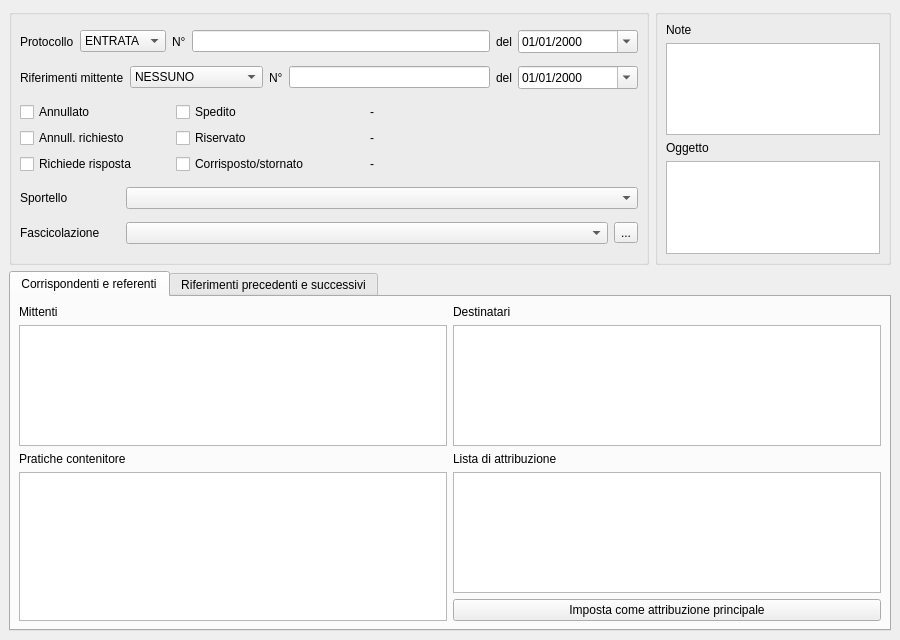
The window that src/com/axiastudio/suite/protocollo/forms/protocollo.ui (tizianolattisi/suitegda) describes before a commit, drawn with Qt 5.
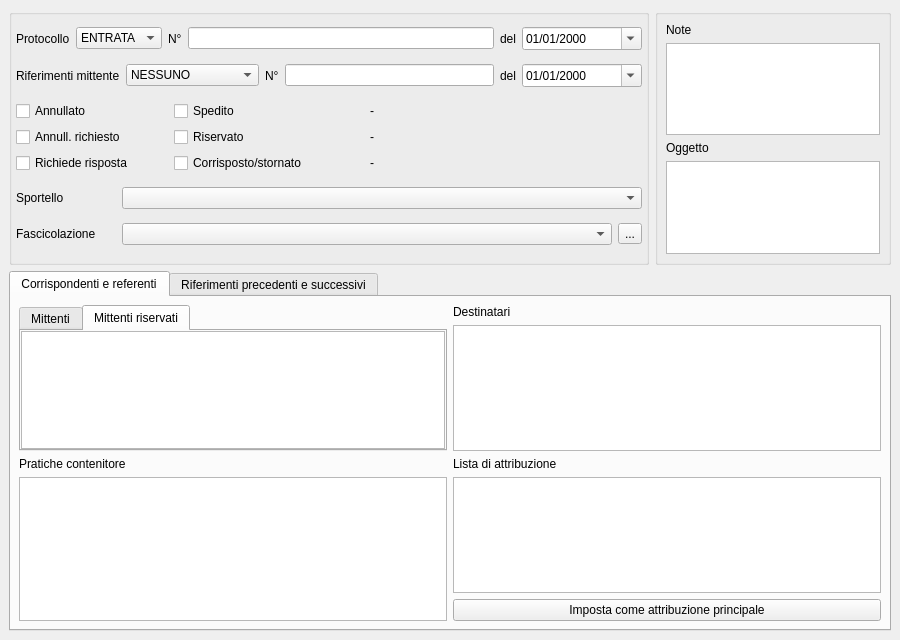
The same window after the commit. The open tabs and pages were chosen to show the change. Custom widgets are drawn as their Qt base class.

Commit message: Completamento gestione soggetti riservati.

Diff of the .ui file:
```diff
--- a/src/com/axiastudio/suite/protocollo/forms/protocollo.ui
+++ b/src/com/axiastudio/suite/protocollo/forms/protocollo.ui
@@ -37,7 +37,7 @@
       </property>
       <layout class="QGridLayout" name="gridLayout_3">
        <property name="margin">
-        <number>8</number>
+        <number>4</number>
        </property>
        <item row="0" column="0" colspan="2">
         <layout class="QHBoxLayout" name="horizontalLayout">
@@ -205,7 +205,7 @@
           </widget>
          </item>
          <item>
-          <widget class="com.axiastudio.pypapi.ui.widgets.PyPaPiDateEdit" name="dateEdit_2">
+          <widget class="com.axiastudio.pypapi.ui.widgets.PyPaPiDateEdit" name="dateEdit_datariferimentomittente">
            <property name="sizePolicy">
             <sizepolicy hsizetype="Minimum" vsizetype="Fixed">
              <horstretch>0</horstretch>
@@ -578,22 +578,24 @@
         <property name="margin">
          <number>8</number>
         </property>
-        <item row="0" column="0">
-         <widget class="QLabel" name="label_mittenti">
-          <property name="text">
+        <item row="0" column="0" rowspan="2">
+         <widget class="QTabWidget" name="tabWidget_sinistra">
+          <property name="enabled">
+           <bool>true</bool>
+          </property>
+          <property name="currentIndex">
+           <number>0</number>
+          </property>
+          <widget class="QWidget" name="tab_3">
+           <attribute name="title">
            <string>Mittenti</string>
-          </property>
-         </widget>
-        </item>
-        <item row="0" column="1">
-         <widget class="QLabel" name="label_destinatari">
-          <property name="text">
-           <string>Destinatari</string>
-          </property>
-         </widget>
-        </item>
-        <item row="1" column="0">
-         <widget class="com.axiastudio.pypapi.ui.widgets.PyPaPiTableView" name="tableView_2">
+           </attribute>
+           <layout class="QVBoxLayout" name="verticalLayout_3">
+            <property name="margin">
+             <number>0</number>
+            </property>
+            <item>
+             <widget class="com.axiastudio.pypapi.ui.widgets.PyPaPiTableView" name="tableView_soggettiprotocollo">
           <property name="minimumSize">
            <size>
             <width>0</width>
@@ -617,8 +619,54 @@
           </property>
          </widget>
         </item>
+           </layout>
+          </widget>
+          <widget class="QWidget" name="tab_4">
+           <attribute name="title">
+            <string>Mittenti riservati</string>
+           </attribute>
+           <layout class="QVBoxLayout" name="verticalLayout_4">
+            <property name="margin">
+             <number>0</number>
+            </property>
+            <item>
+             <widget class="com.axiastudio.pypapi.ui.widgets.PyPaPiTableView" name="tableView_soggettiriservatiprotocollo">
+              <property name="minimumSize">
+               <size>
+                <width>0</width>
+                <height>0</height>
+               </size>
+              </property>
+              <property name="entity" stdset="0">
+               <string>.soggettoRiservatoProtocolloCollection</string>
+              </property>
+              <property name="columns" stdset="0">
+               <string>&gt;soggetto&lt;,titolo,&gt;conoscenza&lt;,&gt;notifica&lt;,&gt;corrispondenza&lt;</string>
+              </property>
+              <property name="reference" stdset="0">
+               <string>soggetto</string>
+              </property>
+              <property name="headers" stdset="0">
+               <string>soggetto,titolo,con,not,cor</string>
+              </property>
+              <property name="private" stdset="0">
+               <bool>true</bool>
+              </property>
+             </widget>
+            </item>
+           </layout>
+          </widget>
+         </widget>
+        </item>
+        <item row="0" column="1">
+         <widget class="QLabel" name="label_destra">
+          <property name="text">
+           <string>Destinatari</string>
+          </property>
+         </widget>
+        </item>
         <item row="1" column="1">
-         <widget class="com.axiastudio.pypapi.ui.widgets.PyPaPiTableView" name="tableView_3">
+         <widget class="com.axiastudio.pypapi.ui.widgets.PyPaPiTableView" name="tableView_ufficiprotocollo">
           <property name="entity" stdset="0">
            <string>.ufficioProtocolloCollection</string>
           </property>
```
Left out of the diff: 14 changed lines with no effect on the pictures. Lines whose indentation alone changed are shown as unchanged. The commit also changes 9 other files.
